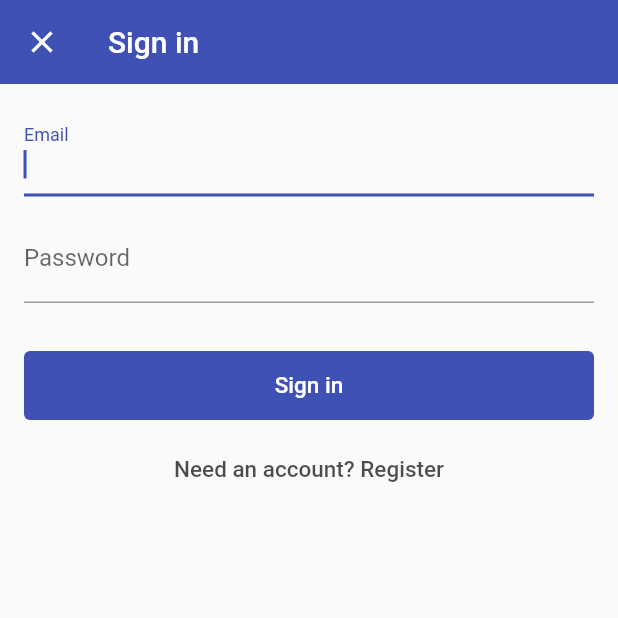
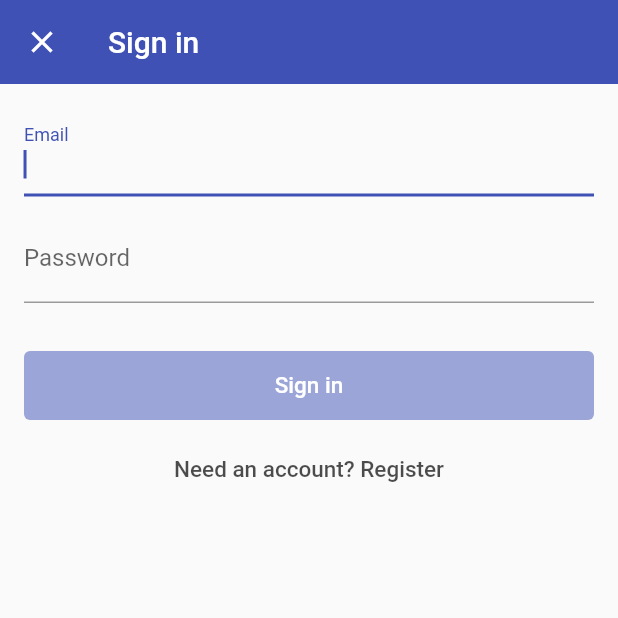
Before and after one commit to tino-brst/time_tracker_flutter, a Flutter app: the screen it shows after launch, after a tap on "Sign in with Email", on a phone screen of 412 x 824 dp, the top half of it. Run offline on Flutter 3.47's test engine with Material 2 defaults, Android fonts, the phone set to English and light mode, and no system bars; our stand-ins replace firebase_auth, google_sign_in; accounts and stored records are empty.

Commit message:
Fix disabled style for custom button, disable sign in button if any field is empty

```diff
--- a/lib/screens/email_sign_in_screen.dart
+++ b/lib/screens/email_sign_in_screen.dart
@@ -46,6 +46,7 @@ class _EmailSignInFormState extends State<EmailSignInForm> {
 
   String get _email => _emailController.text;
   String get _password => _passwordController.text;
+  bool get _isAnyFieldEmpty => _email.isEmpty || _password.isEmpty;
 
   @override
   Widget build(BuildContext context) {
@@ -72,7 +73,7 @@ class _EmailSignInFormState extends State<EmailSignInForm> {
           primaryButtonText,
           color: Colors.indigo,
           textColor: Colors.white,
-          onPressed: _submit,
+          onPressed: _isAnyFieldEmpty ? null : _submit,
         ),
         SizedBox(height: 10),
         CustomFlatButton(
@@ -95,6 +96,7 @@ class _EmailSignInFormState extends State<EmailSignInForm> {
       autofocus: true,
       autocorrect: false,
       decoration: InputDecoration(labelText: 'Email'),
+      onChanged: (_) => setState(() {}),
       onEditingComplete: _onEmailEditingComplete,
     );
   }
@@ -106,6 +108,7 @@ class _EmailSignInFormState extends State<EmailSignInForm> {
       textInputAction: TextInputAction.done,
       obscureText: true,
       decoration: InputDecoration(labelText: 'Password'),
+      onChanged: (_) => setState(() {}),
       onEditingComplete: _submit,
     );
   }
--- a/lib/widgets/custom_flat_button.dart
+++ b/lib/widgets/custom_flat_button.dart
@@ -10,8 +10,8 @@ class CustomFlatButton extends StatelessWidget {
 
   const CustomFlatButton(
     this.text, {
-    this.color,
-    this.textColor,
+    this.color = Colors.transparent,
+    this.textColor = Colors.black,
     this.padding,
     this.trailing,
     @required this.onPressed,
@@ -39,6 +39,8 @@ class CustomFlatButton extends StatelessWidget {
       padding: padding ?? EdgeInsets.symmetric(vertical: 12, horizontal: 12),
       color: color,
       onPressed: onPressed,
+      disabledColor: color.withOpacity(0.5),
+      disabledTextColor: textColor,
       materialTapTargetSize: MaterialTapTargetSize.shrinkWrap,
       shape: RoundedRectangleBorder(
         borderRadius: BorderRadius.circular(4),
```
